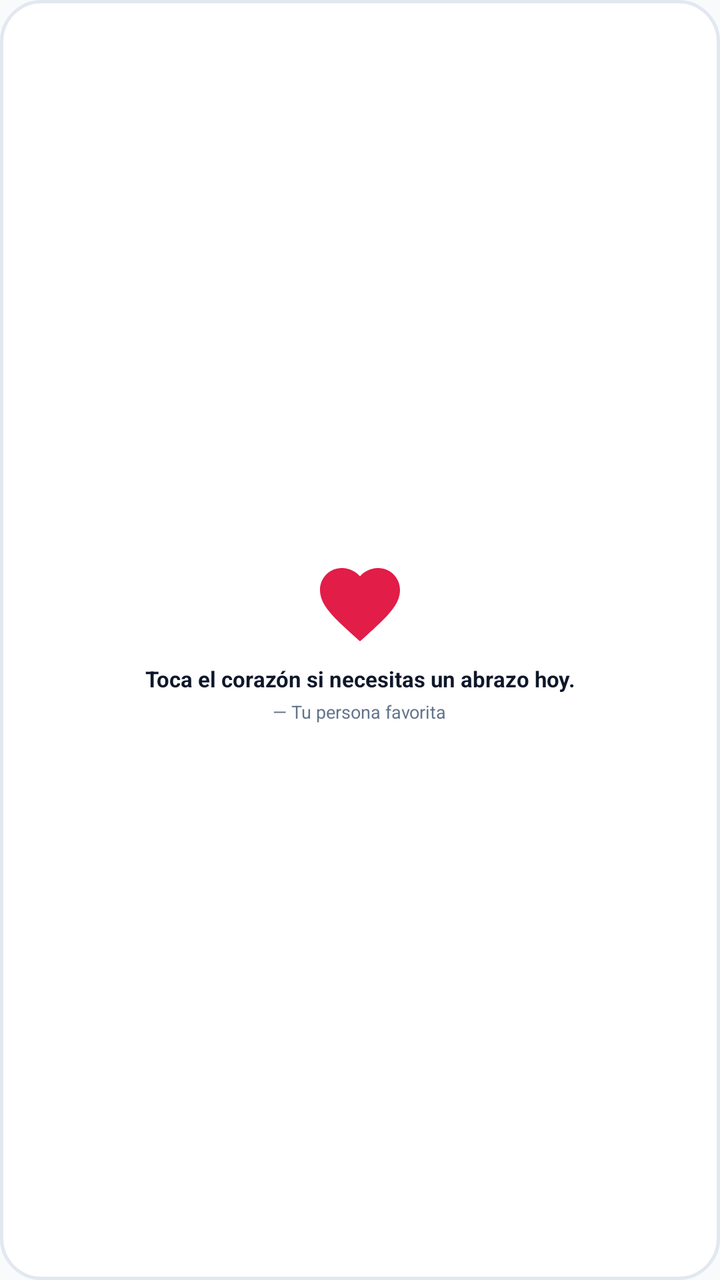
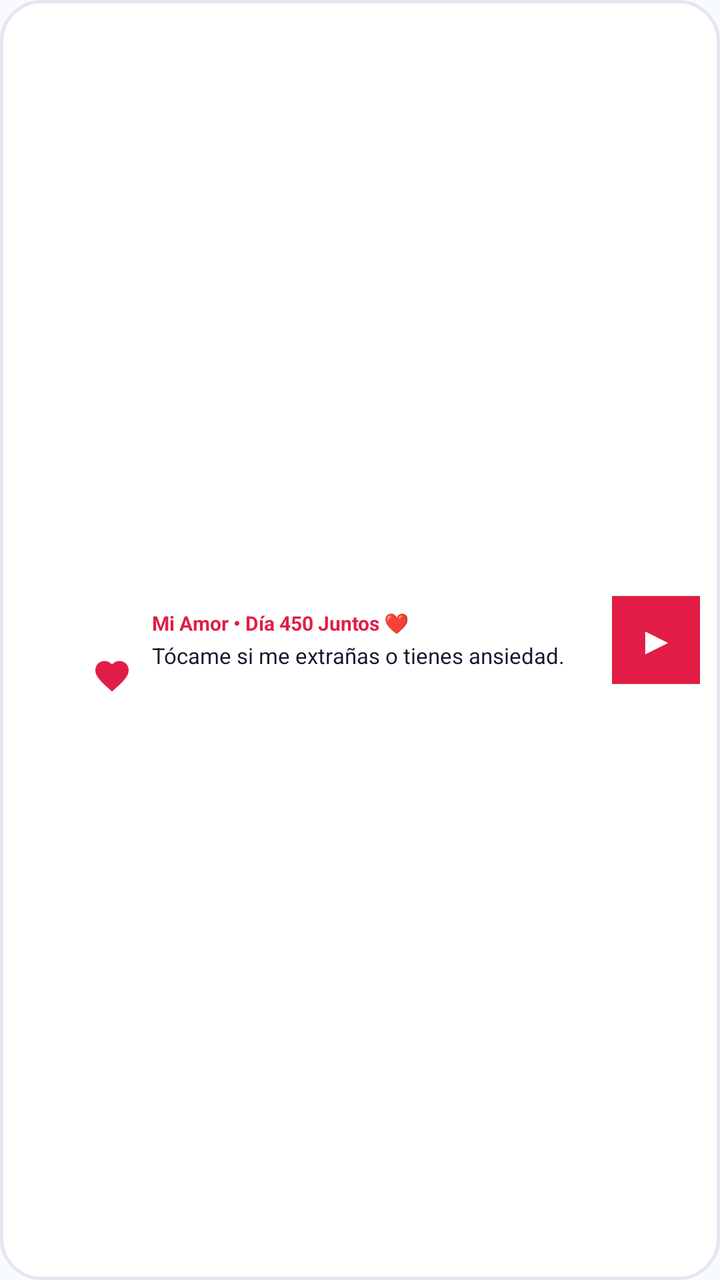

Compare the two renders of this Android layout. The source of the first and the diff that turns it into the second are given below.
<!-- AndroidManifest.xml: application theme AppTheme -->
<!-- res/layout/heart_widget_layout.xml -->
<?xml version="1.0" encoding="utf-8"?>
<LinearLayout xmlns:android="http://schemas.android.com/apk/res/android"
    android:id="@+id/widget_root"
    android:layout_width="match_parent"
    android:layout_height="match_parent"
    android:orientation="vertical"
    android:gravity="center"
    android:padding="12dp"
    android:background="@drawable/widget_bg_card">

    
    <ImageView
        android:id="@+id/widget_heart_icon"
        android:layout_width="48dp"
        android:layout_height="48dp"
        android:src="@drawable/ic_heart"
        android:contentDescription="Botiquín del Corazón"
        android:layout_marginBottom="6dp" />

    
    <TextView
        android:id="@+id/widget_quote_text"
        android:layout_width="wrap_content"
        android:layout_height="wrap_content"
        android:text="Toca el corazón si necesitas un abrazo hoy."
        android:textSize="11sp"
        android:textStyle="bold"
        android:textColor="#0F172A"
        android:gravity="center"
        android:maxLines="3"
        android:ellipsize="end" />

    
    <TextView
        android:id="@+id/widget_author_text"
        android:layout_width="wrap_content"
        android:layout_height="wrap_content"
        android:text="— Tu persona favorita"
        android:textSize="9sp"
        android:textColor="#64748B"
        android:layout_marginTop="3dp"
        android:gravity="center" />

</LinearLayout>
<!-- resources referenced by this layout -->
<resources>
  <!-- drawable ic_heart (drawable) -->
  <?xml version="1.0" encoding="utf-8"?>
  <vector xmlns:android="http://schemas.android.com/apk/res/android"
      android:width="48dp"
      android:height="48dp"
      android:viewportWidth="24"
      android:viewportHeight="24">
      <path
          android:fillColor="#E11D48"
          android:pathData="M12,21.35l-1.45,-1.32C5.4,15.36 2,12.28 2,8.5 2,5.42 4.42,3 7.5,3c1.74,0 3.41,0.81 4.5,2.09C13.09,3.81 14.76,3 16.5,3 19.58,3 22,5.42 22,8.5c0,3.78 -3.4,6.86 -8.55,11.54L12,21.35z" />
  </vector>
  <!-- drawable widget_bg_card (drawable) -->
  <?xml version="1.0" encoding="utf-8"?>
  <shape xmlns:android="http://schemas.android.com/apk/res/android"
      android:shape="rectangle">
      <solid android:color="#FFFFFF" />
      <corners android:radius="20dp" />
      <stroke
          android:width="1.5dp"
          android:color="#E2E8F0" />
  </shape>
  <style name="AppTheme" parent="Theme.AppCompat.DayNight.NoActionBar">
          <item name="android:textColor">@color/text_primary</item>
          <item name="android:windowBackground">@color/background_light</item>
      </style>
  <color name="text_primary">#0A0A0A</color>
  <color name="background_light">#F8FAFC</color>
</resources>

<!-- the commit's change to res/layout/heart_widget_layout.xml (unified diff, before → after) -->
@@ -3,42 +3,85 @@
     android:id="@+id/widget_root"
     android:layout_width="match_parent"
     android:layout_height="match_parent"
-    android:orientation="vertical"
-    android:gravity="center"
-    android:padding="12dp"
+    android:orientation="horizontal"
+    android:gravity="center_vertical"
+    android:padding="10dp"
     android:background="@drawable/widget_bg_card">
 
     
-    <ImageView
-        android:id="@+id/widget_heart_icon"
-        android:layout_width="48dp"
-        android:layout_height="48dp"
-        android:src="@drawable/ic_heart"
-        android:contentDescription="Botiquín del Corazón"
-        android:layout_marginBottom="6dp" />
+    <RelativeLayout
+        android:layout_width="56dp"
+        android:layout_height="56dp"
+        android:layout_marginEnd="10dp">
+
+        <ImageView
+            android:id="@+id/widget_photo"
+            android:layout_width="match_parent"
+            android:layout_height="match_parent"
+            android:src="@drawable/ic_launcher_round"
+            android:scaleType="centerCrop"
+            android:contentDescription="Foto de Pareja" />
+
+        
+        <ImageView
+            android:id="@+id/widget_heart_icon"
+            android:layout_width="20dp"
+            android:layout_height="20dp"
+            android:src="@drawable/ic_heart"
+            android:layout_alignParentBottom="true"
+            android:layout_alignParentEnd="true"
+            android:contentDescription="Corazón" />
+    </RelativeLayout>
 
     
-    <TextView
-        android:id="@+id/widget_quote_text"
-        android:layout_width="wrap_content"
+    <LinearLayout
+        android:layout_width="0dp"
         android:layout_height="wrap_content"
-        android:text="Toca el corazón si necesitas un abrazo hoy."
-        android:textSize="11sp"
-        android:textStyle="bold"
-        android:textColor="#0F172A"
-        android:gravity="center"
-        android:maxLines="3"
-        android:ellipsize="end" />
+        android:layout_weight="1"
+        android:orientation="vertical"
+        android:paddingEnd="6dp">
+
+        <TextView
+            android:id="@+id/widget_author_text"
+            android:layout_width="wrap_content"
+            android:layout_height="wrap_content"
+            android:text="Mi Amor • Día 450 Juntos ❤️"
+            android:textSize="10sp"
+            android:textStyle="bold"
+            android:textColor="#E11D48"
+            android:maxLines="1"
+            android:ellipsize="end" />
+
+        <TextView
+            android:id="@+id/widget_quote_text"
+            android:layout_width="wrap_content"
+            android:layout_height="wrap_content"
+            android:text="Tócame si me extrañas o tienes ansiedad."
+            android:textSize="11sp"
+            android:textColor="#0F172A"
+            android:maxLines="2"
+            android:ellipsize="end"
+            android:layout_marginTop="2dp" />
+    </LinearLayout>
 
     
-    <TextView
-        android:id="@+id/widget_author_text"
-        android:layout_width="wrap_content"
-        android:layout_height="wrap_content"
-        android:text="— Tu persona favorita"
-        android:textSize="9sp"
-        android:textColor="#64748B"
-        android:layout_marginTop="3dp"
-        android:gravity="center" />
+    <LinearLayout
+        android:id="@+id/widget_play_btn"
+        android:layout_width="44dp"
+        android:layout_height="44dp"
+        android:background="#E11D48"
+        android:gravity="center"
+        android:clickable="true"
+        android:focusable="true">
+
+        <TextView
+            android:id="@+id/widget_play_icon"
+            android:layout_width="wrap_content"
+            android:layout_height="wrap_content"
+            android:text="▶"
+            android:textColor="#FFFFFF"
+            android:textSize="18sp"
+            android:textStyle="bold" />
+    </LinearLayout>
 
 </LinearLayout>
<!-- resource entries referenced after the edit -->
@@ -11,6 +11,12 @@
           android:fillColor="#E11D48"
           android:pathData="M12,21.35l-1.45,-1.32C5.4,15.36 2,12.28 2,8.5 2,5.42 4.42,3 7.5,3c1.74,0 3.41,0.81 4.5,2.09C13.09,3.81 14.76,3 16.5,3 19.58,3 22,5.42 22,8.5c0,3.78 -3.4,6.86 -8.55,11.54L12,21.35z" />
   </vector>
+  <!-- drawable ic_launcher_round (mipmap-anydpi-v26) -->
+  <?xml version="1.0" encoding="utf-8"?>
+  <adaptive-icon xmlns:android="http://schemas.android.com/apk/res/android">
+      <background android:drawable="@color/card_background" />
+      <foreground android:drawable="@drawable/ic_heart" />
+  </adaptive-icon>
   <!-- drawable widget_bg_card (drawable) -->
   <?xml version="1.0" encoding="utf-8"?>
   <shape xmlns:android="http://schemas.android.com/apk/res/android"
@@ -25,6 +31,7 @@
           <item name="android:textColor">@color/text_primary</item>
           <item name="android:windowBackground">@color/background_light</item>
       </style>
+  <color name="card_background">#FFFFFF</color>
   <color name="text_primary">#0A0A0A</color>
   <color name="background_light">#F8FAFC</color>
 </resources>
